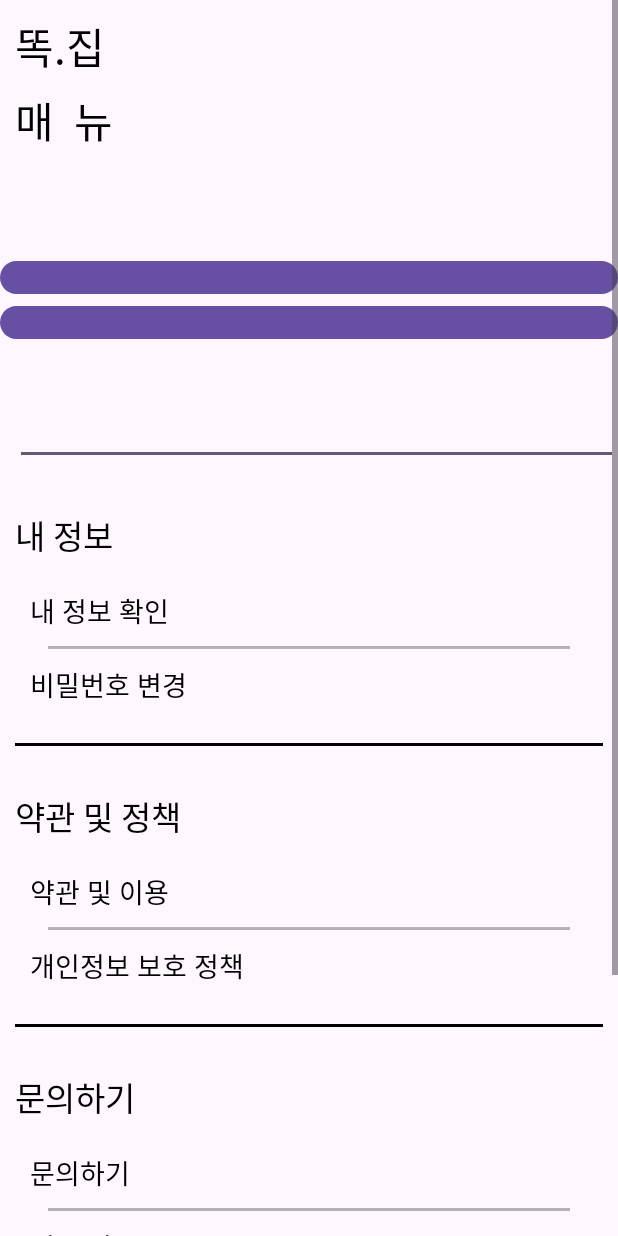
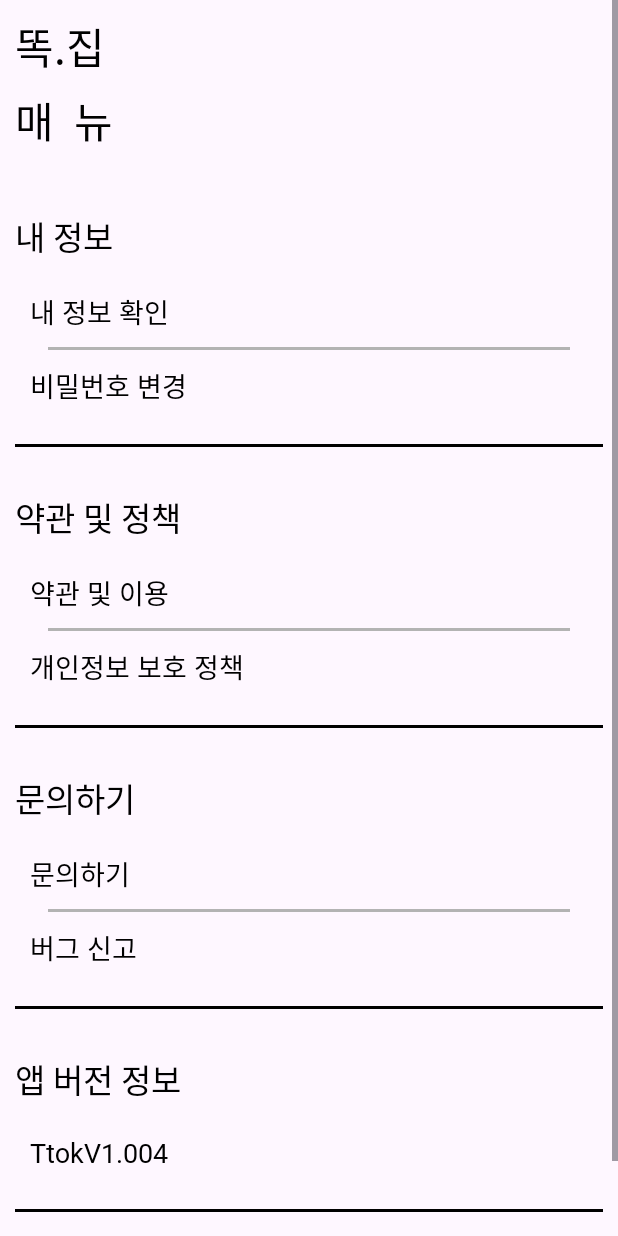
Before and after one commit to Junban397/TtokJip_Project, an Android app: the fragment SettingView shown on its own in the app's theme, on a phone screen of 412 x 824 dp. Run offline under Robolectric (Android 15) with nearby library versions, the phone set to English and light mode, and no system bars; Roboto replaces fonts that are not available here.

```diff
--- a/TtokJip_App/app/src/main/java/com/example/ttokjip/ui/SettingView.kt
+++ b/TtokJip_App/app/src/main/java/com/example/ttokjip/ui/SettingView.kt
@@ -1,11 +1,14 @@
 package com.example.ttokjip.ui
 
+import android.content.Context
+import android.content.Intent
 import android.os.Bundle
 import androidx.fragment.app.Fragment
 import android.view.LayoutInflater
 import android.view.View
 import android.view.ViewGroup
 import com.example.ttokjip.databinding.FragmentSettingViewBinding
+import com.example.ttokjip.login.LoginMain
 
 class SettingView : Fragment() {
     private var _binding: FragmentSettingViewBinding?=null
@@ -16,7 +19,19 @@ class SettingView : Fragment() {
         savedInstanceState: Bundle?
     ): View? {
         _binding=FragmentSettingViewBinding.inflate(inflater, container, false)
-
+        val sharedPreferences =
+            requireContext().getSharedPreferences("userPreferences", Context.MODE_PRIVATE)
+        binding.logoutBtn.setOnClickListener {
+            val editor = sharedPreferences.edit()
+            editor.clear()
+            editor.apply()
+            navigateToLogin()
+        }
         return binding.root
     }
+    private fun navigateToLogin() {
+        val intent = Intent(requireContext(), LoginMain::class.java)
+        startActivity(intent)
+        requireActivity().finish()
+    }
 }
--- a/TtokJip_App/app/src/main/java/com/example/ttokjip/ui/StatisticsView.kt
+++ b/TtokJip_App/app/src/main/java/com/example/ttokjip/ui/StatisticsView.kt
@@ -74,7 +74,7 @@ class StatisticsView : BaseDeviceManger() {
     override fun onStart() {
         super.onStart()
         // 10초마다 uploadSensorDataToServer 호출
-        handler.post(runnable)
+        handler.postDelayed(runnable,10000)
     }
 
     // onStop에서 반복 작업을 멈춤
--- a/TtokJip_App/app/src/main/res/layout/activity_center_view.xml
+++ b/TtokJip_App/app/src/main/res/layout/activity_center_view.xml
@@ -13,11 +13,6 @@
         android:layout_width="match_parent"
         android:layout_height="0dp"
         android:layout_weight="10" />
-    <Button
-        android:id="@+id/logout"
-        android:layout_width="match_parent"
-        android:layout_height="40dp"/>
-
     <com.google.android.material.bottomnavigation.BottomNavigationView
         android:id="@+id/bottom_nav"
         android:layout_width="match_parent"
--- a/TtokJip_App/app/src/main/res/layout/fragment_setting_view.xml
+++ b/TtokJip_App/app/src/main/res/layout/fragment_setting_view.xml
@@ -19,32 +19,7 @@
             android:text="똑.집\n매  뉴"
             android:textColor="@color/black"
             android:textSize="28sp" />
-        <TextView
-            android:id="@+id/text_btl"
-            android:layout_width="match_parent"
-            android:layout_height="wrap_content"
-            android:layout_marginLeft="10dp"
-            android:layout_marginTop="30dp"
-            android:fontFamily="@font/a1009_2"
-            android:textColor="@color/black"
-            android:textSize="22sp" />
-        <Button
-            android:id="@+id/edit_btn"
-            android:layout_width="match_parent"
-            android:layout_height="30dp"/>
-        <Button
-            android:id="@+id/serarch_btl_btn"
-            android:layout_width="match_parent"
-            android:layout_height="30dp"/>
-        <EditText
-            android:id="@+id/edit_btl"
-            android:layout_width="match_parent"
-            android:layout_height="wrap_content"
-            android:layout_marginLeft="10dp"
-            android:layout_marginTop="30dp"
-            android:fontFamily="@font/a1009_2"
-            android:textColor="@color/black"
-            android:textSize="22sp" />
+
 
         <TextView
             android:layout_width="match_parent"
@@ -205,6 +180,8 @@
             android:background="@color/black" />
 
         <TextView
+            android:id="@+id/logout_btn"
+            android:layout_margin="16dp"
             android:layout_width="wrap_content"
             android:layout_height="wrap_content"
             android:layout_gravity="center"
```
Also changed, not shown: TtokJip_App/app/src/main/java/com/example/ttokjip/ui/CenterView.kt (+1 -14 lines), TtokJip_App/app/src/main/java/com/example/ttokjip/ui/MainView.kt (+5 -6 lines), 1 other file.
